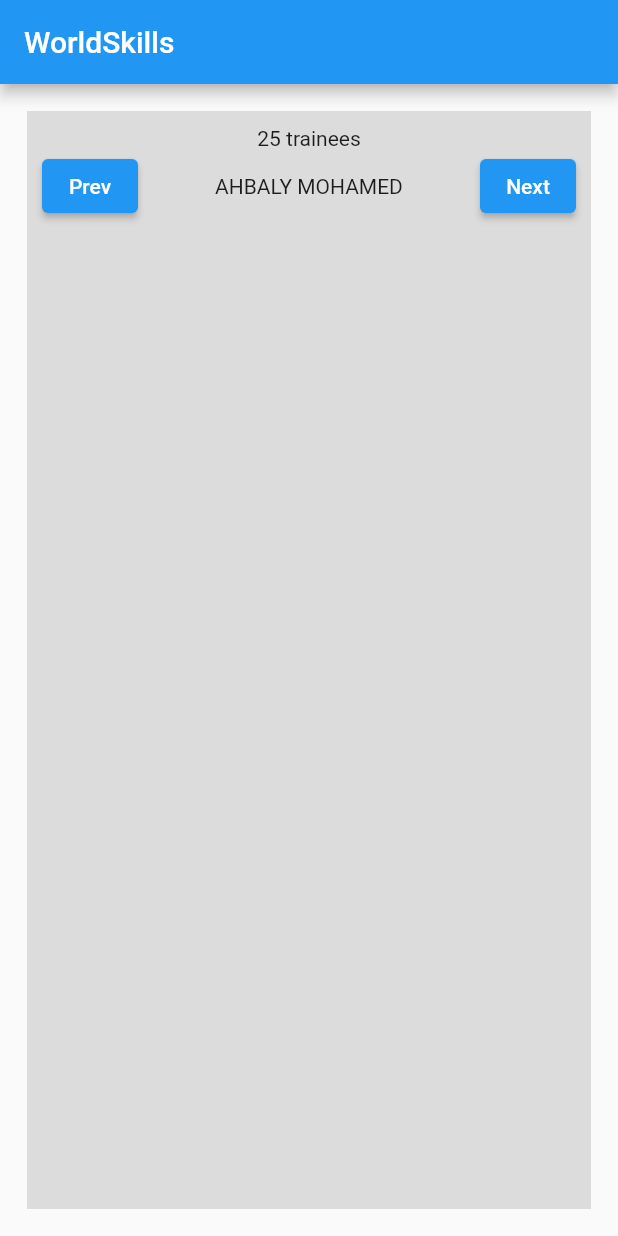
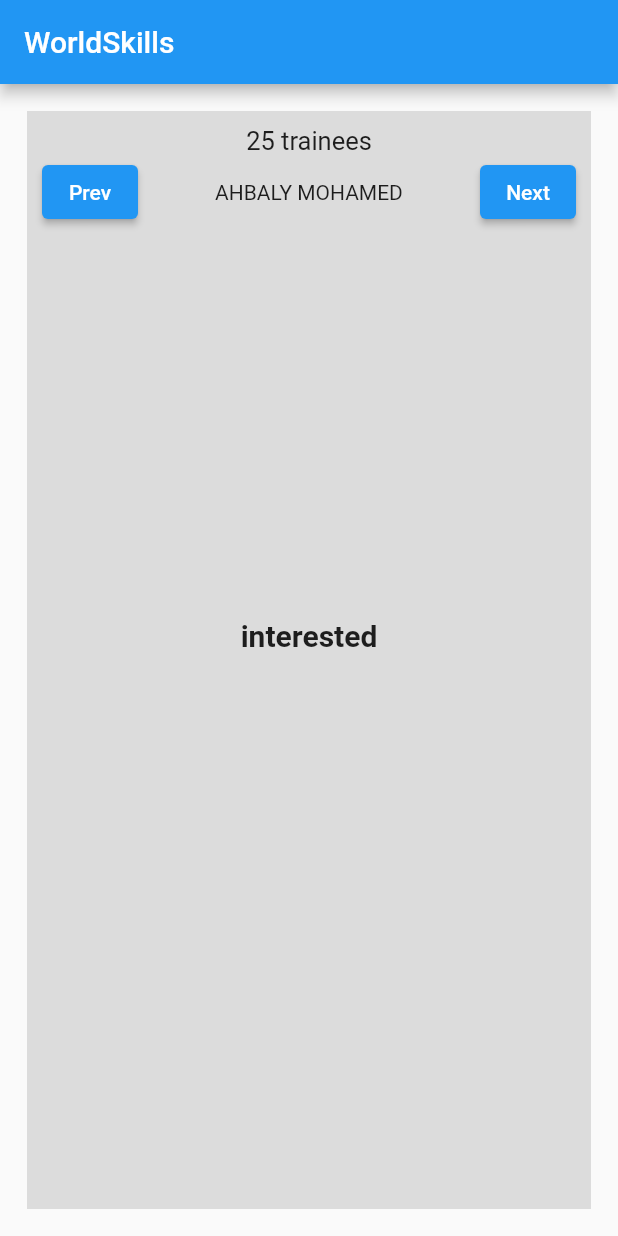
Before and after one commit to Ahbaly/Students-interest, a Flutter app: the screen it shows after launch, after a tap on "Next", on a phone screen of 412 x 824 dp. Run offline on Flutter 3.47's test engine with Material 2 defaults, Android fonts, the phone set to English and light mode, and no system bars.

Commit message:
task 5 : show intrest

```diff
--- a/lib/main.dart
+++ b/lib/main.dart
@@ -27,14 +27,18 @@ class _MyAppState extends State<MyApp> {
   }
 
   void prev() {
-    if(index > 0 )
-      index -= 1;
+    if (index > 0) index -= 1;
   }
 
+  void next() {
+    if (index < jsonData.length - 1) index += 1;
+  }
 
-  void next() {
-    if(index < jsonData.length - 1 )
-      index += 1;
+  String intrest() {
+    if (jsonData[index]["interested"])
+      return "interested";
+    else
+      return "not interested";
   }
 
   @override
@@ -66,9 +70,13 @@ class _MyAppState extends State<MyApp> {
             ),
             child: Column(
               children: [
+                Column(
+                  children: [
                     Row(
                       mainAxisAlignment: MainAxisAlignment.center,
-                  children: [Text(jsonData.length.toString() + " trainees")],
+                      children: [
+                        Text(jsonData.length.toString() + " trainees",style: TextStyle(fontSize: 17),)
+                      ],
                     ),
                     Row(
                       mainAxisAlignment: MainAxisAlignment.spaceBetween,
@@ -91,6 +99,13 @@ class _MyAppState extends State<MyApp> {
                           child: Text("Next"),
                         ),
                       ],
+                    ),
+                  ],
+                ),
+                Padding(
+                  padding: const EdgeInsets.fromLTRB(0,260,0,0),
+
+                  child: Text(intrest(),style: TextStyle(fontSize: 20,fontWeight: FontWeight.bold )),
                 )
               ],
             ),
```
Lines whose indentation alone changed are shown as unchanged.
